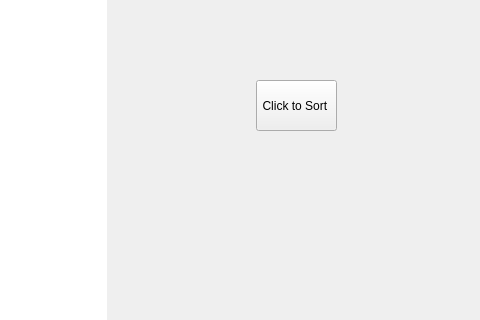
The window that Visualizer/widget.ui (sauzzon/Visualization) describes before a commit, drawn with Qt 5; both pictures show x 894 to 1374 and y 140 to 460 of the 1374 by 720 pixel window.
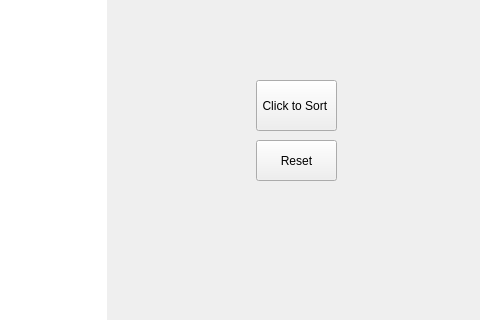
The same window after the commit.

Patch:
```diff
--- a/Visualizer/widget.ui
+++ b/Visualizer/widget.ui
@@ -104,6 +104,19 @@
     <bool>false</bool>
    </property>
   </widget>
+  <widget class="QPushButton" name="resetButton">
+   <property name="geometry">
+    <rect>
+     <x>1150</x>
+     <y>280</y>
+     <width>81</width>
+     <height>41</height>
+    </rect>
+   </property>
+   <property name="text">
+    <string>Reset</string>
+   </property>
+  </widget>
  </widget>
  <resources/>
  <connections/>
```
